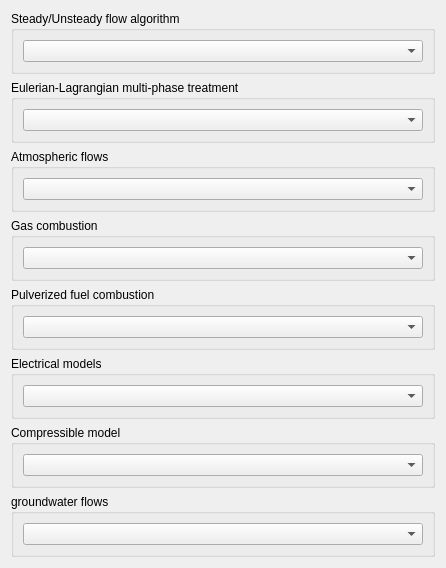
This is gui/Pages/AnalysisFeaturesForm.ui in code-saturne/code_saturne as Qt 5 draws it before an edit. The edited form follows.
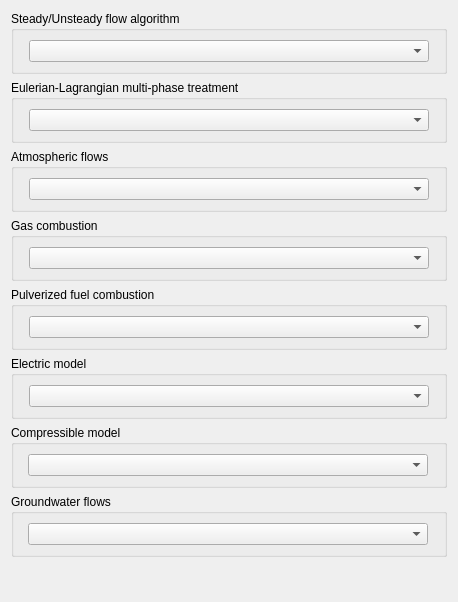
This is the edited form.

Patch:
```diff
--- a/gui/Pages/AnalysisFeaturesForm.ui
+++ b/gui/Pages/AnalysisFeaturesForm.ui
@@ -6,8 +6,8 @@
    <rect>
     <x>0</x>
     <y>0</y>
-    <width>436</width>
-    <height>568</height>
+    <width>458</width>
+    <height>602</height>
    </rect>
   </property>
   <property name="windowTitle">
@@ -286,7 +286,7 @@
    <item row="5" column="0">
     <widget class="QGroupBox" name="groupBoxElectricalModels">
      <property name="title">
-      <string>Electrical models</string>
+      <string>Electric model</string>
      </property>
      <layout class="QGridLayout">
       <item row="0" column="0">
@@ -402,7 +402,7 @@
    <item row="7" column="0">
     <widget class="QGroupBox" name="groupBoxGroundwater">
      <property name="title">
-      <string>groundwater flows</string>
+      <string>Groundwater flows</string>
      </property>
      <layout class="QGridLayout" name="gridLayout_2">
       <item row="0" column="0">
```
Left out of the diff: 72 changed lines with no effect on the pictures.
